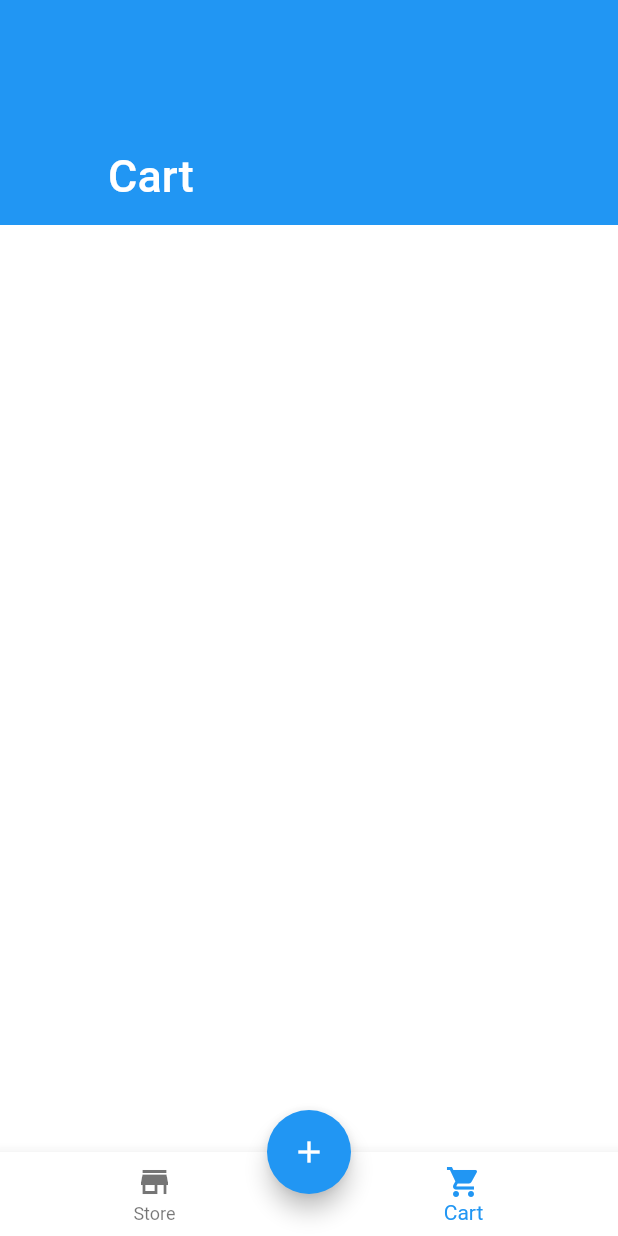
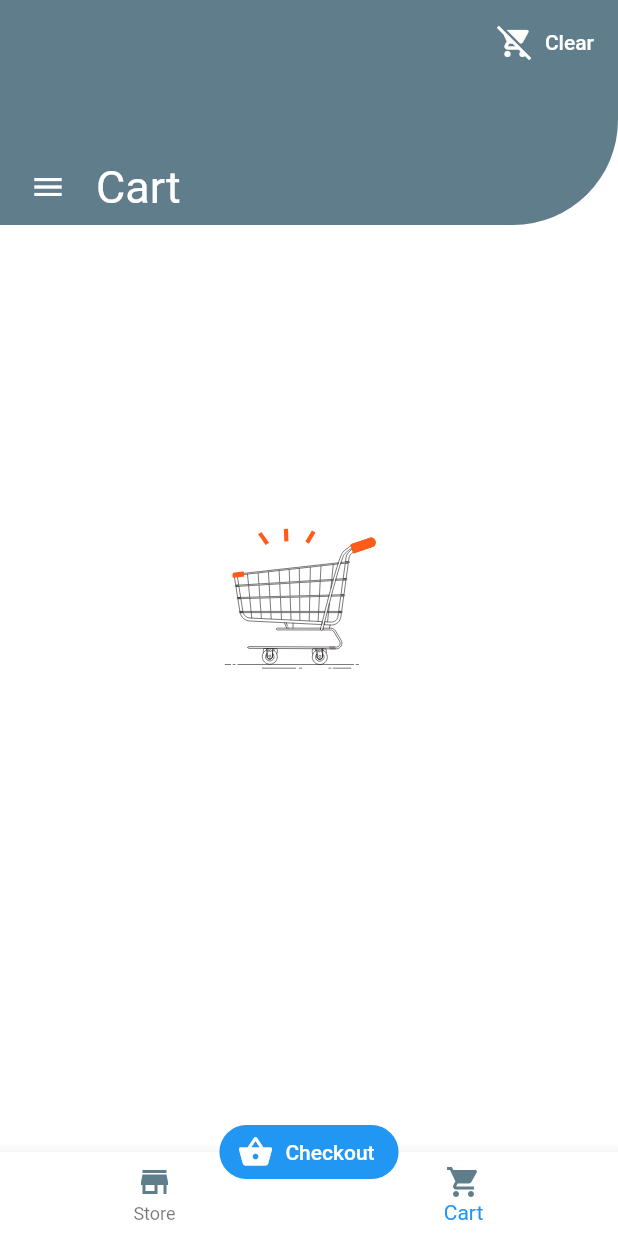
Before and after one commit to mohammed-anish-b/my-shop-flutter, a Flutter app: the screen it shows once a user with an empty profile is signed in, item 2 of the bottom bar chosen, on a phone screen of 412 x 824 dp. Run offline on Flutter 3.47's test engine with Material 2 defaults, Android fonts, the light colour scheme and no system bars; our stand-ins replace cloud_firestore, firebase_auth, firebase_storage, flutter_spinkit, flutter_svg, image_cropper and 1 more; accounts and stored records are empty.

Commit message:
cart completed

```diff
--- a/lib/api/models/Product.dart
+++ b/lib/api/models/Product.dart
@@ -18,4 +18,9 @@ class Product {
   String toString() {
     return '$uid + $name + $price + $imageUrl';
   }
+
+  int hashcode() {
+    return name.hashCode;
+  }
+
 }
--- /dev/null
+++ b/lib/api/models/produclineitem.dart
@@ -0,0 +1,10 @@
+import 'package:my_shop/api/models/Product.dart';
+
+class ProductLineitem {
+
+    Product product;
+    int count = 1;
+
+    ProductLineitem({this.product});
+
+}
--- a/lib/blocs/product-view-bloc.dart
+++ b/lib/blocs/product-view-bloc.dart
@@ -6,7 +6,7 @@ enum ViewType {
 
 class ProductViewBloc extends ChangeNotifier {
 
-  ViewType _viewType = ViewType.GRIDVIEW;
+  ViewType _viewType = ViewType.LISTVIEW;
 
   ViewType get viewType => _viewType;
 
--- a/lib/main.dart
+++ b/lib/main.dart
@@ -14,6 +14,7 @@ class MyApp extends StatelessWidget {
     return StreamProvider<FirebaseUser>.value(
       value: AuthService().user,
       child: MaterialApp(
+        debugShowCheckedModeBanner: false,
         home: Wrapper(),
         routes: {'create-product': (context) => CreateProduct()},
       ),
--- a/lib/screens/authenticate/register.dart
+++ b/lib/screens/authenticate/register.dart
@@ -23,10 +23,11 @@ class _RegisterState extends State<Register> {
   @override
   Widget build(BuildContext context) {
     return Scaffold(
-      backgroundColor: Colors.blue,
+      backgroundColor: Colors.blueGrey,
       body: CustomScrollView(
         slivers: <Widget>[
           SliverAppBar(
+          backgroundColor: Colors.blueGrey,
             expandedHeight: 150.0,
             flexibleSpace: const FlexibleSpaceBar(
               title: Text('Register'),
--- a/lib/screens/authenticate/signin.dart
+++ b/lib/screens/authenticate/signin.dart
@@ -23,10 +23,14 @@ class _SignInState extends State<SignIn> {
   @override
   Widget build(BuildContext context) {
     return Scaffold(
-      backgroundColor: Colors.blue,
+      //backgroundColor: Colors.blue,
       body: CustomScrollView(
         slivers: <Widget>[
           SliverAppBar(
+            shape: RoundedRectangleBorder(
+              borderRadius:
+                  BorderRadius.only(bottomRight: Radius.circular(70))),
+          backgroundColor: Colors.blueGrey,
             expandedHeight: 150.0,
             flexibleSpace: const FlexibleSpaceBar(
               title: Text('Login'),
--- /dev/null
+++ b/lib/screens/cart/emptycart.dart
@@ -0,0 +1,14 @@
+import 'package:flutter/material.dart';
+import 'package:flutter_svg/flutter_svg.dart';
+
+class EmptyCart extends StatelessWidget {
+  @override
+  Widget build(BuildContext context) {
+    return Center(
+      child: Container(
+        height: 500,
+        child: SvgPicture.asset('assets/images/mtcart.svg'),
+      ),
+    );
+  }
+}
--- /dev/null
+++ b/lib/screens/home/bottom-action-button.dart
@@ -0,0 +1,29 @@
+import 'package:flutter/material.dart';
+import 'package:my_shop/blocs/tab-switch-bloc.dart';
+import 'package:provider/provider.dart';
+
+class BottomActionButon extends StatelessWidget {
+
+
+  @override
+  Widget build(BuildContext context) {
+
+    final _tabSwitchBloc = Provider.of<TabSwitchBloc>(context);
+
+    return _tabSwitchBloc.index == 0 ? FloatingActionButton(
+            tooltip: "Add Product",
+            onPressed: () {
+              Navigator.pushNamed(context, "create-product");
+            },
+            child: Icon(Icons.add),
+          ) : FlatButton.icon(
+            color: Colors.blue,
+            shape: RoundedRectangleBorder(borderRadius: BorderRadius.all(Radius.circular(20))),
+            icon: Icon(Icons.shopping_basket,color: Colors.white,),
+            label: Text("Checkout",style: TextStyle(
+              color: Colors.white
+            ),),
+            onPressed: () {}
+          );
+  }
+}
--- a/lib/screens/home/cutom-bottom-navigater.dart
+++ b/lib/screens/home/cutom-bottom-navigater.dart
@@ -1,12 +1,13 @@
 import 'package:flutter/material.dart';
+import 'package:my_shop/blocs/cart-bloc.dart';
 import 'package:my_shop/blocs/tab-switch-bloc.dart';
 import 'package:provider/provider.dart';
 
 class CustomBottomNavigater extends StatelessWidget {
   @override
   Widget build(BuildContext context) {
-
     final _tabSwitchBloc = Provider.of<TabSwitchBloc>(context);
+    final _cartBloc = Provider.of<CartBloc>(context);
 
     return BottomNavigationBar(
       currentIndex: _tabSwitchBloc.index,
@@ -16,11 +17,28 @@ class CustomBottomNavigater extends StatelessWidget {
       backgroundColor: Colors.white,
       items: [
         BottomNavigationBarItem(
-          icon: new Icon(Icons.store),
-          title: new Text('Store'),
+          icon: new Icon(
+            Icons.store,
+            color: Colors.blueGrey,
+          ),
+          title: new Text(
+            'Store',
+            style: TextStyle(color: Colors.blueGrey),
+          ),
         ),
         BottomNavigationBarItem(
-            icon: Icon(Icons.shopping_cart), title: Text('Cart'))
+
+            icon: Icon(Icons.shopping_cart,
+                color: _cartBloc.product.length > 0
+                    ? Colors.green
+                    : Colors.blueGrey),
+            title: Text(
+              'Cart',
+              style: TextStyle(
+                  color: _cartBloc.product.length > 0
+                      ? Colors.green
+                      : Colors.blueGrey),
+            ))
       ],
     );
   }
--- a/lib/screens/home/home.dart
+++ b/lib/screens/home/home.dart
@@ -1,7 +1,9 @@
 import 'package:flutter/material.dart';
 import 'package:my_shop/api/services/product-service.dart';
+import 'package:my_shop/blocs/cart-bloc.dart';
 import 'package:my_shop/blocs/product-view-bloc.dart';
 import 'package:my_shop/blocs/tab-switch-bloc.dart';
+import 'package:my_shop/screens/home/bottom-action-button.dart';
 import 'package:my_shop/screens/home/cutom-bottom-navigater.dart';
 import 'package:my_shop/screens/tabs/tab.dart';
 import 'package:provider/provider.dart';
@@ -13,18 +15,13 @@ class Home extends StatelessWidget {
         providers: [
           ChangeNotifierProvider<TabSwitchBloc>.value(value: TabSwitchBloc()),
           Provider(create: (context) => ProductService()),
-          ChangeNotifierProvider.value(value: ProductViewBloc())
+          ChangeNotifierProvider.value(value: ProductViewBloc()),
+          ChangeNotifierProvider.value(value: CartBloc())
         ],
         child: Scaffold(
           backgroundColor: Colors.white,
           bottomNavigationBar: CustomBottomNavigater(),
-          floatingActionButton: FloatingActionButton(
-            tooltip: "Add Product",
-            onPressed: () {
-              Navigator.pushNamed(context, "create-product");
-            },
-            child: Icon(Icons.add),
-          ),
+          floatingActionButton: BottomActionButon(),
           floatingActionButtonLocation:
               FloatingActionButtonLocation.centerDocked,
           body: CustomTab(),
--- a/lib/screens/tabs/cart.dart
+++ b/lib/screens/tabs/cart.dart
@@ -1,4 +1,8 @@
 import 'package:flutter/material.dart';
+import 'package:my_shop/blocs/cart-bloc.dart';
+import 'package:my_shop/screens/cart/cart-tile.dart';
+import 'package:my_shop/screens/cart/emptycart.dart';
+import 'package:provider/provider.dart';
 
 class Cart extends StatefulWidget {
   @override
@@ -8,29 +12,46 @@ class Cart extends StatefulWidget {
 class _CartState extends State<Cart> {
   @override
   Widget build(BuildContext context) {
+
+    final _cartBloc = Provider.of<CartBloc>(context);
+
     return CustomScrollView(
       slivers: <Widget>[
         SliverAppBar(
+          shape: RoundedRectangleBorder(
+              borderRadius:
+                  BorderRadius.only(bottomRight: Radius.circular(70))),
+          backgroundColor: Colors.blueGrey,
           expandedHeight: 150.0,
-          flexibleSpace: const FlexibleSpaceBar(
-            title: Text('Cart'),
-          ),
+          flexibleSpace: Align(
+                  alignment: AlignmentDirectional.bottomCenter,
+                  child: Row(
+                    children: <Widget>[
+                      Padding(
+                        padding: const EdgeInsets.only(left: 8),
+                        child: IconButton(
+                            icon: Icon(
+                              Icons.menu,
+                              color: Colors.white,
+                            ),
+                            onPressed: null),
+                      ),
+                      Padding(
+                        padding: const EdgeInsets.all(8.0),
+                        child: Text('Cart',style: TextStyle(color: Colors.white,fontSize: 30),),
+                      )
+                    ],
+                  ),
+                ),
           floating: true,
+          actions: <Widget>[
+            FlatButton.icon(onPressed: () => _cartBloc.clear(), icon: Icon(Icons.remove_shopping_cart , color: Colors.white,), label: Text('Clear', style: TextStyle( color: Colors.white),))
+          ],
         ),
-        SliverList(
-          delegate: SliverChildListDelegate(
-            <Widget>[
-              Container(
-                height: MediaQuery.of(context).size.height,
-                decoration: BoxDecoration(
-                    color: Colors.white,
-                    borderRadius: BorderRadius.only(
-                        topLeft: const Radius.circular(40.0),
-                        topRight: const Radius.circular(40.0))),
-              ),
-            ],
-          ),
-        ),
+        _cartBloc.product.length == 0 ? SliverList(delegate: SliverChildBuilderDelegate ((context,index) => EmptyCart(),childCount: 1)) : SliverList(
+            delegate: SliverChildBuilderDelegate(
+                (context, index) => CartTile(productLineitem: _cartBloc.product[index]),
+                childCount: _cartBloc.product.length)),
       ],
     );
   }
--- a/lib/screens/tabs/store.dart
+++ b/lib/screens/tabs/store.dart
@@ -15,7 +15,7 @@ class Store extends StatelessWidget {
     final _productViewBloc = Provider.of<ProductViewBloc>(context);
 
     return products == null
-        ? Loading(color: Colors.blue)
+        ? Center(child: Loading(color: Colors.blue))
         : CustomScrollView(
             slivers: <Widget>[
               SliverAppBar(
@@ -47,8 +47,6 @@ class Store extends StatelessWidget {
                           width: 300,
                           child: TextFormField(
                             decoration: InputDecoration(
-                              //icon: IconButton(icon: Icon(Icons.menu , color: Colors.white,), onPressed: null),
-
                               filled: true,
                               fillColor: Colors.white,
                               hintText: "Search products....",
```
Also changed, not shown: lib/blocs/cart-bloc.dart (added, +59 -0 lines), lib/screens/cart/cart-tile.dart (added, +71 -0 lines), lib/screens/product/product_tile.dart (+35 -6 lines), pubspec.yaml (+3 -4 lines), assets/images/mtcart.svg (added), pubspec.lock, 10 other files.
